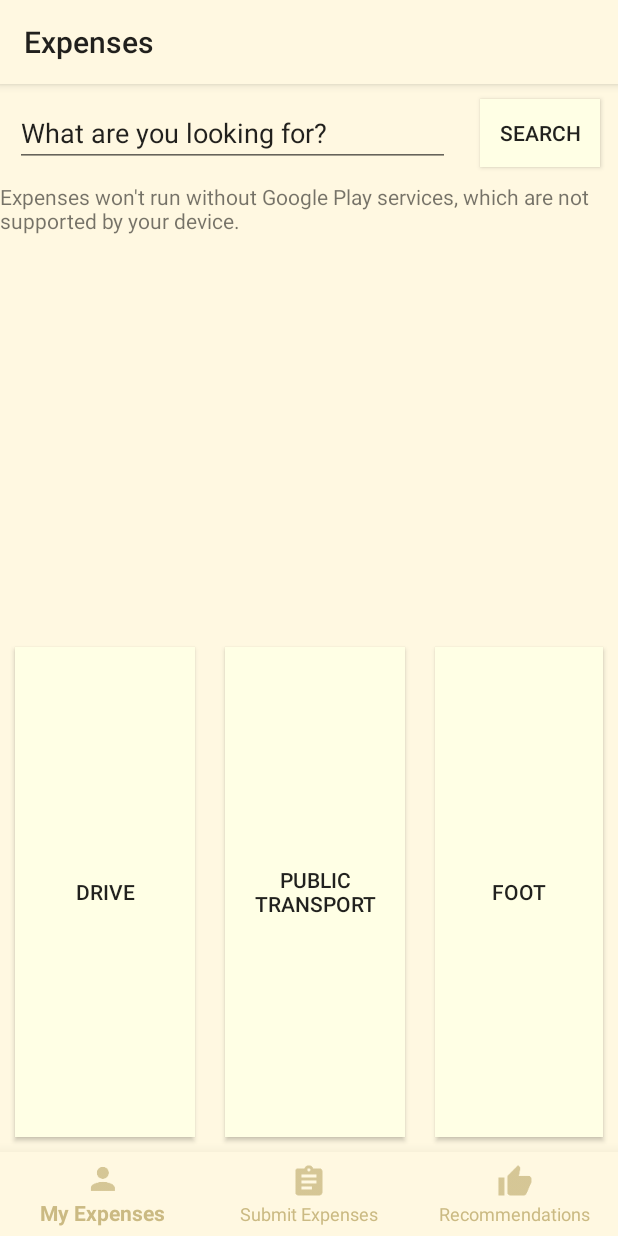
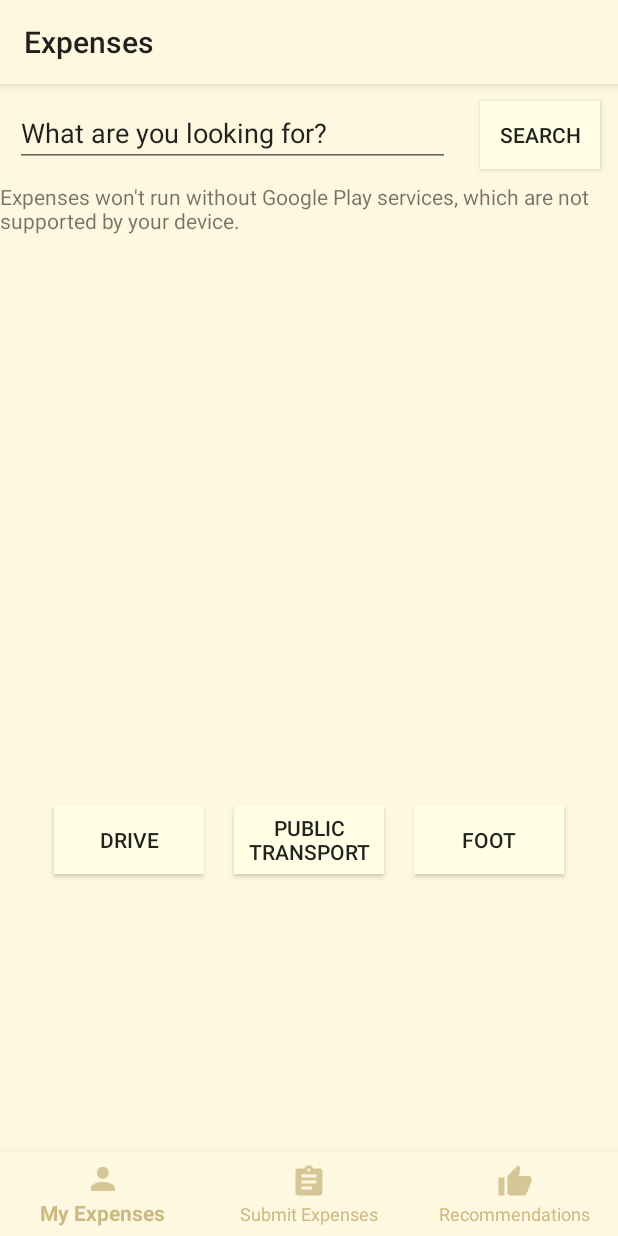
Before and after one commit to cwkd/50.001-1D, an Android app: the fragment Recommender placed in its activity, on a phone screen of 412 x 824 dp. Run offline under Robolectric (Android 15) with nearby library versions, the phone set to English and light mode, and no system bars; our stand-ins replace Firebase (no records; nobody signed in at launch, a user with empty details on screens opened directly); libraries missing offline, so code that uses them is left out: com.github.mikephil.charting; 15 statements that could not run were skipped.

Commit message:
updated reco UI

```diff
--- a/app/src/main/res/layout/fragment_recommender.xml
+++ b/app/src/main/res/layout/fragment_recommender.xml
@@ -1,11 +1,18 @@
-<RelativeLayout
+<LinearLayout
     android:layout_width="match_parent"
     android:id="@id/map_layout"
     xmlns:android="http://schemas.android.com/apk/res/android"
     android:layout_height="match_parent"
+    android:orientation="vertical"
     xmlns:tools="http://schemas.android.com/tools"
     android:background="@color/primaryColor"
     tools:context="com.example.frost.expenses.Recommender">
+
+    <LinearLayout
+        android:layout_width="match_parent"
+        android:layout_height="wrap_content"
+        android:orientation="horizontal"
+        android:gravity="top">
 
         <EditText
             android:id="@+id/TF_location"
@@ -15,21 +22,21 @@
             android:selectAllOnFocus="true"
             android:ems="10"
             android:inputType="textPersonName"
-    android:text="What are you looking for?"
-    android:layout_alignParentTop="true"
-    android:layout_alignParentStart="true"
-    />
+            android:text="What are you looking for?"/>
 
         <Button
             android:id="@+id/B_search"
             android:layout_width="80dp"
             android:layout_height="45dp"
             android:layout_margin="10dp"
-    android:layout_alignParentTop="true"
-    android:layout_toEndOf="@+id/TF_location"
             android:onClick="onClick"
             android:background="@color/secondaryLightColor"
             android:text="Search" />
+
+
+
+    </LinearLayout>
+
 
 <fragment xmlns:android="http://schemas.android.com/apk/res/android"
     xmlns:map="http://schemas.android.com/apk/res-auto"
@@ -37,31 +44,35 @@
     android:id="@+id/map"
     android:name="com.google.android.gms.maps.SupportMapFragment"
     android:layout_width="wrap_content"
-    android:layout_height="300dp"
-    tools:context="com.example.frost.expenses.Recommender"
-    android:layout_alignParentStart="true"
-    android:layout_below="@+id/B_search" />
+    android:layout_height="400dp"
+    android:layout_gravity="center"
+    tools:context="com.example.frost.expenses.Recommender"/>
 
+    <LinearLayout
+        android:layout_width="match_parent"
+        android:layout_height="wrap_content"
+        android:paddingTop="16dp"
+        android:paddingBottom="16dp"
+        android:orientation="horizontal"
+        android:gravity="center"
+        android:layout_gravity="bottom">
 
         <Button
             android:id="@+id/B_drive"
-        android:layout_width="120dp"
+            android:layout_width="100dp"
             android:layout_height="45dp"
             android:layout_margin="10dp"
-        android:layout_alignParentStart="true"
-        android:layout_alignParentBottom="true"
-        android:layout_below="@+id/map"
+            android:layout_gravity="left"
             android:onClick="onClick"
             android:background="@color/secondaryLightColor"
             android:text="Drive" />
 
         <Button
             android:id="@+id/B_publicTransport"
-        android:layout_width="120dp"
+            android:layout_width="100dp"
             android:layout_height="45dp"
             android:layout_margin="10dp"
-        android:layout_alignParentBottom="true"
-        android:layout_below="@+id/map"
+            android:layout_gravity="center_horizontal"
             android:layout_toEndOf="@+id/B_drive"
             android:onClick="onClick"
             android:background="@color/secondaryLightColor"
@@ -69,19 +80,16 @@
 
         <Button
             android:id="@+id/B_foot"
-        android:layout_width="120dp"
+            android:layout_width="100dp"
             android:layout_height="45dp"
             android:layout_margin="10dp"
-        android:layout_alignParentBottom="true"
-        android:layout_below="@+id/map"
-        android:layout_toEndOf="@+id/B_publicTransport"
+            android:layout_gravity="right"
             android:onClick="onClick"
             android:background="@color/secondaryLightColor"
             android:text="Foot" />
 
 
+    </LinearLayout>
 
 
-
-
-</RelativeLayout>
+</LinearLayout>
```
Also changed, not shown: app/src/main/java/com/example/frost/expenses/Recommender.java (+2 -28 lines). Lines whose indentation alone changed are shown as unchanged.
